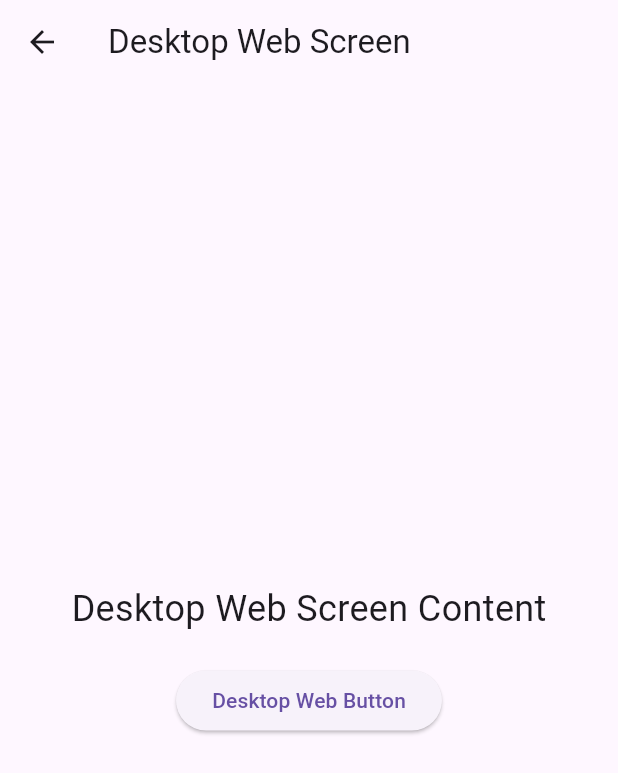
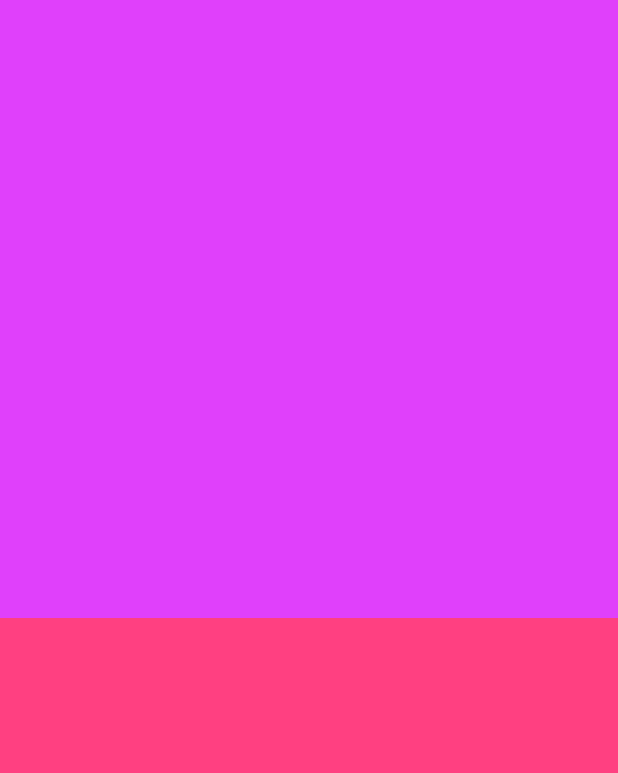
Before and after one commit to BinyugaPvtLtd/demo_prohealth, a Flutter app: the DesktopWebScreen screen opened directly, on a phone screen of 412 x 824 dp. Shown: the top 773 px of the screen. Run offline on Flutter 3.47's test engine with Material 3 defaults, Android fonts, the phone set to English and light mode, and no system bars; our stand-ins replace get.

Commit message:
Merge remote-tracking branch 'origin/prachi' into prachi
# Conflicts:
#	lib/tab_screen/tab_screen.dart
#	lib/web_screen/web_screen.dart

```diff
--- /dev/null
+++ b/lib/web_screen/button_controller/education_ctlr.dart
@@ -0,0 +1,3 @@
+import 'package:get/get_state_manager/src/simple/get_controllers.dart';
+
+class EducationPage extends GetxController {}
--- /dev/null
+++ b/lib/web_screen/button_controller/employment_ctlr.dart
@@ -0,0 +1,3 @@
+import 'package:get/get_state_manager/src/simple/get_controllers.dart';
+
+class EmploymentPage extends GetxController {}
--- /dev/null
+++ b/lib/web_screen/button_controller/licenses_ctlr.dart
@@ -0,0 +1,3 @@
+import 'package:get/get_state_manager/src/simple/get_controllers.dart';
+
+class LicensesPage extends GetxController {}
--- /dev/null
+++ b/lib/web_screen/button_controller/referance_ctlr.dart
@@ -0,0 +1,3 @@
+import 'package:get/get_state_manager/src/simple/get_controllers.dart';
+
+class ReferencePage extends GetxController {}
--- a/lib/web_screen/web_screen.dart
+++ b/lib/web_screen/web_screen.dart
@@ -3,31 +3,52 @@ import 'package:flutter/material.dart';
 import 'package:get/get_core/src/get_main.dart';
 import 'package:get/get_instance/src/extension_instance.dart';
 
-class DesktopWebScreen extends StatelessWidget {
+class DesktopWebScreen extends StatefulWidget {
+  @override
+  State<DesktopWebScreen> createState() => _DesktopWebScreenState();
+}
+
+class _DesktopWebScreenState extends State<DesktopWebScreen> {
   final MyController myController = Get.find();
+  int _currentIndex = 0;
 
   @override
   Widget build(BuildContext context) {
     return Scaffold(
-      appBar: AppBar(
-        title: Text('Desktop Web Screen'),
-      ),
-      body: Center(
-        child: Column(
-          mainAxisAlignment: MainAxisAlignment.center,
-          children: [
-            Text(
-              'Desktop Web Screen Content',
-              style: TextStyle(fontSize: 24),
-            ),
-            SizedBox(height: 20),
-            ElevatedButton(
-              onPressed: () {},
-              child: Text('Desktop Web Button'),
-            ),
-          ],
-        ),
-      ),
-    );
+        body: Column(children: [
+      Expanded(
+          child: Container(
+        color: Colors.purpleAccent,
+      )),
+      Expanded(
+          child: Container(
+        color: Colors.pinkAccent,
+      )),
+      // Container(
+      //   height: 40,
+      //   width: 700,
+      //   padding: EdgeInsets.all(5),
+      //   decoration: BoxDecoration(
+      //       borderRadius: BorderRadius.circular(30),
+      //       color: Color(0xff50B5E5)),
+      //   child: Row(
+      //     mainAxisAlignment: MainAxisAlignment.spaceBetween,
+      //     children: [
+      //       Text('Employment'),
+      //       Text('Education'),
+      //       Text('Referance'),
+      //       Text('Licenses'),
+      //     ],
+      //   ),
+      // )
+      // Container(
+      //   color: Color(0xff50B5E5),
+      //   child: _buildBottomBar(),
+      // )
+    ]));
   }
+
+  // Widget _buildBottomBar() {
+  //   return CustomAnimatedBottomBar();
+  // }
 }
--- a/pubspec.yaml
+++ b/pubspec.yaml
@@ -36,6 +36,7 @@ dependencies:
   # Use with the CupertinoIcons class for iOS style icons.
   cupertino_icons: ^1.0.2
   get: ^4.6.6
+  persistent_bottom_nav_bar: ^5.0.2
 
 
 
```
Also changed, not shown: lib/main.dart (+2 -32 lines), lib/web_screen/home_page.dart (added, +35 -0 lines), pubspec.lock.
